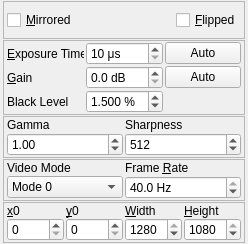
Qt form jansenlib/video/QSpinnaker/QSpinnakerWidget.ui (davidgrier/pyfab) before a commit.
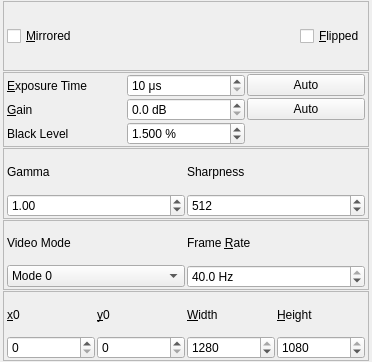
The same form after that commit.

Diff of the .ui file:
```diff
--- a/jansenlib/video/QSpinnaker/QSpinnakerWidget.ui
+++ b/jansenlib/video/QSpinnaker/QSpinnakerWidget.ui
@@ -6,8 +6,8 @@
    <rect>
     <x>0</x>
     <y>0</y>
-    <width>248</width>
-    <height>244</height>
+    <width>372</width>
+    <height>362</height>
    </rect>
   </property>
   <property name="minimumSize">
@@ -429,7 +429,7 @@
          <number>1</number>
         </property>
         <property name="minimum">
-         <double>2.000000000000000</double>
+         <double>1.000000000000000</double>
         </property>
         <property name="maximum">
          <double>40.000000000000000</double>
```
